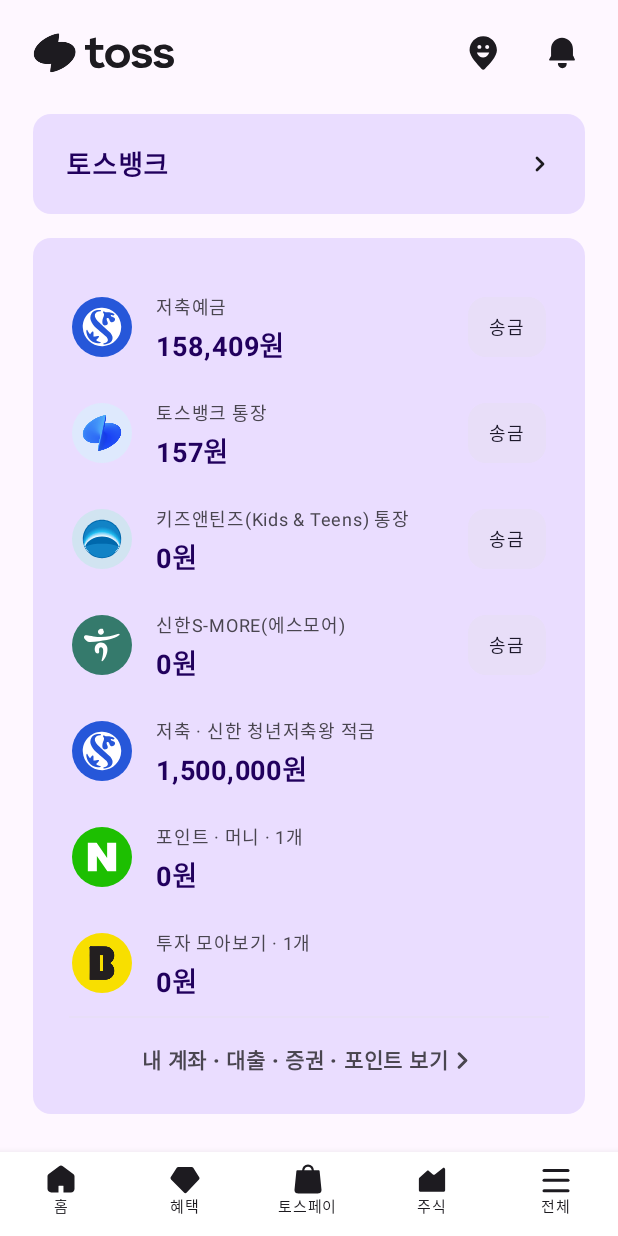
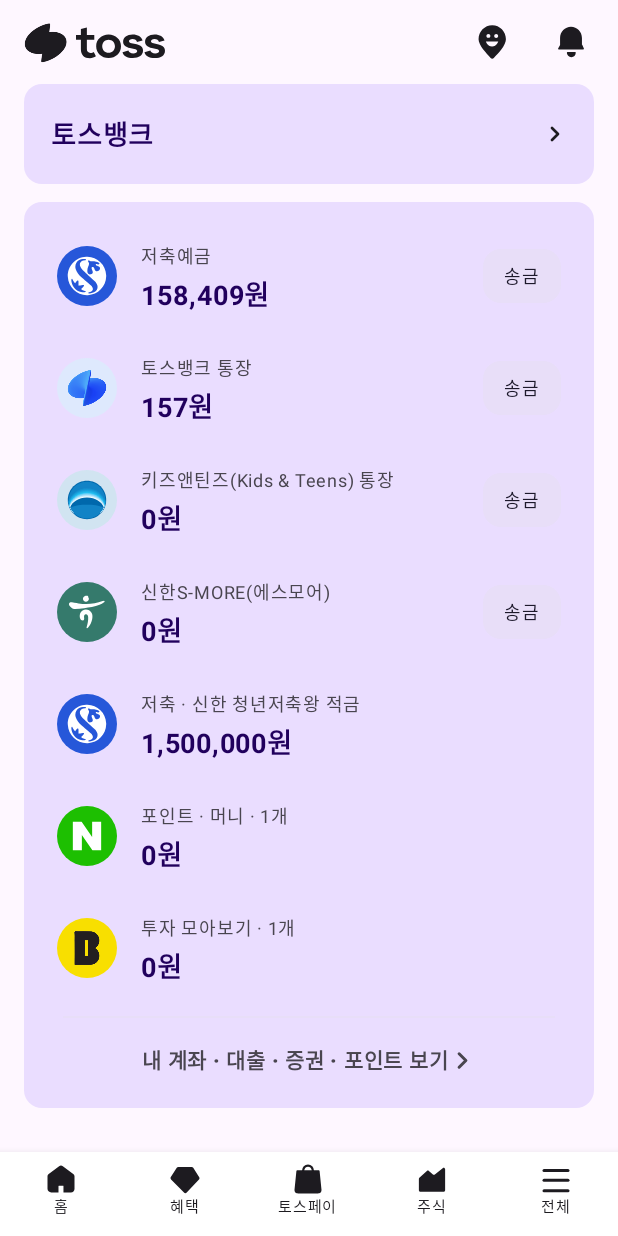
Before and after one commit to nahy-512/Toss_Compose, an Android app built with Jetpack Compose: the screen it shows after launch (MainActivity), on a phone screen of 412 x 824 dp. Run offline under Robolectric (Android 15) with nearby library versions, the phone set to English and light mode, and no system bars.

Commit message:
🎨 Design: padding 및 리소스 수정
- offset 대신 spacer 사용
- text 하드코딩 된 부분 수정
- dimens에 padding 요소 추가

Related to: #3

```diff
--- a/Toss/app/src/main/java/com/compose/toss/ui/HomeScreen.kt
+++ b/Toss/app/src/main/java/com/compose/toss/ui/HomeScreen.kt
@@ -46,17 +46,19 @@ fun HomeScreen() {
         modifier = Modifier
             .fillMaxSize()
             .background(MaterialTheme.colorScheme.background)
+            .padding(horizontal = dimensionResource(R.dimen.padding_medium))
     ) {
         Column(
             verticalArrangement = Arrangement.Top,
             modifier = Modifier
                 .fillMaxSize()
-                .padding(horizontal = 22.dp, vertical = 10.dp)
                 .verticalScroll(rememberScrollState())
         ) {
             TossHomeTopBar(modifier = Modifier)
             TossBankContainer(modifier = Modifier)
+            Spacer(Modifier.height(dimensionResource(R.dimen.padding_default)))
             AssetContainer(modifier = Modifier)
+            Spacer(modifier = Modifier.height(dimensionResource(R.dimen.padding_bottom)))
         }
     }
 }
@@ -68,6 +70,7 @@ private fun TossHomeTopBar(modifier: Modifier = Modifier) {
         verticalAlignment = Alignment.CenterVertically,
         modifier = modifier
             .fillMaxWidth()
+            .padding(vertical = dimensionResource(R.dimen.padding_default))
     ) {
         TossLogo(
             modifier = Modifier
@@ -82,8 +85,8 @@ private fun TossHomeTopBar(modifier: Modifier = Modifier) {
                 modifier = Modifier
                     .size(32.dp)
                     .padding(3.dp)
-                    .offset(x = (-20).dp)
             )
+            Spacer(modifier.width(20.dp))
             Image(
                 painter = painterResource(R.drawable.ic_alert),
                 contentDescription = null,
@@ -103,7 +106,6 @@ fun TossLogo(
     Row(
         verticalAlignment = Alignment.CenterVertically,
         modifier = modifier
-            .height(50.dp)
     ) {
         Image(
             painter = painterResource(R.drawable.logo_toss_symbol),
@@ -135,17 +137,19 @@ private fun TossBankContainer(
         ),
         modifier = modifier
             .fillMaxWidth()
-            .offset(y = 16.dp)
     ) {
         Row(
             horizontalArrangement = Arrangement.SpaceBetween,
             verticalAlignment = Alignment.CenterVertically,
             modifier = modifier
-                .padding(horizontal = 22.dp, vertical = 20.dp)
+                .padding(
+                    horizontal = dimensionResource(R.dimen.container_padding_horizontal),
+                    vertical = dimensionResource(R.dimen.container_padding_vertical)
+                )
                 .fillMaxWidth()
         ) {
             Text(
-                text = "토스뱅크",
+                text = stringResource(R.string.toss_bank),
                 fontSize = 18.sp,
                 fontWeight = FontWeight.Bold,
                 modifier = modifier
@@ -170,17 +174,17 @@ private fun AssetContainer(
             containerColor = MaterialTheme.colorScheme.primaryContainer
         ),
         modifier = modifier
-            .offset(y = 32.dp)
     ) {
         Column(
             modifier = modifier
-                .padding(horizontal = dimensionResource(R.dimen.padding_medium), vertical = dimensionResource(R.dimen.padding_large))
+                .padding(horizontal = dimensionResource(R.dimen.container_padding_horizontal), vertical = dimensionResource(R.dimen.container_padding_vertical))
         ) {
             for (asset in assets) {
                 AssetItem(
                     asset = asset,
                     modifier = modifier
                 )
+                Spacer(modifier.height(dimensionResource(R.dimen.padding_medium)))
             }
             Divider(
                 color = MaterialTheme.colorScheme.secondaryContainer,
@@ -234,11 +238,12 @@ fun AssetItem(
             verticalAlignment = Alignment.CenterVertically,
             modifier = Modifier
                 .fillMaxWidth()
-                .padding(10.dp)
+                .padding(dimensionResource(R.dimen.padding_mini))
         ) {
             AssetsBankIcon(asset.bankType.logo, Modifier)
+            Spacer(modifier.width(dimensionResource(R.dimen.padding_medium)))
             AssetsInformation(asset.name, asset.sum)
-            Spacer(Modifier.weight(1f))
+            Spacer(modifier.weight(1f))
             AssetsRemitButton(asset.canRemit)
         }
     }
@@ -268,7 +273,6 @@ fun AssetsInformation(
     Column(
         verticalArrangement = Arrangement.Center,
         modifier = modifier
-            .offset(x = dimensionResource(R.dimen.padding_medium))
     ) {
         Text(
             text = stringResource(assetsName),
@@ -303,7 +307,7 @@ private fun AssetsRemitButton(
                 fontSize = 12.sp,
                 fontWeight = FontWeight.Medium,
                 modifier = Modifier
-                    .padding(vertical = 8.dp, horizontal = 14.dp)
+                    .padding(vertical = dimensionResource(R.dimen.button_small_padding_vertical), horizontal = dimensionResource(R.dimen.button_small_padding_horizontal))
             )
         }
     }
--- a/Toss/app/src/main/res/values/dimens.xml
+++ b/Toss/app/src/main/res/values/dimens.xml
@@ -1,8 +1,18 @@
 <?xml version="1.0" encoding="utf-8"?>
 <resources>
+    <dimen name="container_padding_horizontal">18dp</dimen>
+    <dimen name="container_padding_vertical">20dp</dimen>
+
+    <dimen name="button_small_padding_horizontal">14dp</dimen>
+    <dimen name="button_small_padding_vertical">6dp</dimen>
+
+    <dimen name="padding_mini">4dp</dimen>
     <dimen name="padding_small">8dp</dimen>
+    <dimen name="padding_default">12dp</dimen>
     <dimen name="padding_medium">16dp</dimen>
     <dimen name="padding_large">24dp</dimen>
+    <dimen name="padding_bottom">150dp</dimen>
+
     <dimen name="image_size">64dp</dimen>
     <dimen name="arrow_image_size">16dp</dimen>
 </resources>
--- a/Toss/app/src/main/res/values/strings.xml
+++ b/Toss/app/src/main/res/values/strings.xml
@@ -6,6 +6,7 @@
     <string name="tab_stock">주식</string>
     <string name="tab_whole">전체</string>
 
+    <string name="toss_bank">토스뱅크</string>
     <string name="remit">송금</string>
     <string name="wons">%s원</string>
     <string name="assets_view_more">내 계좌 · 대출 · 증권 · 포인트 보기</string>
```
